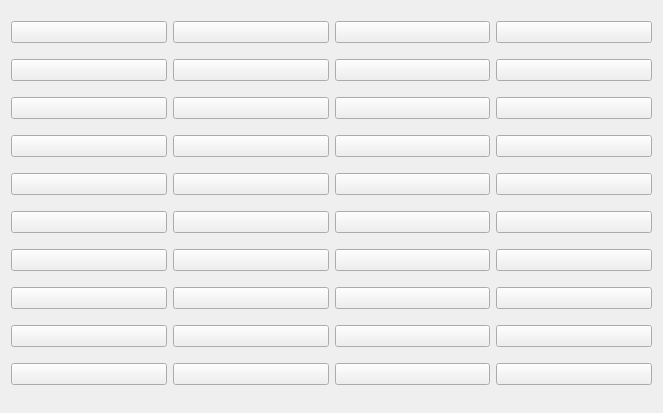
Old version of the form FormTestTool/mainwindow.ui in the repository RockyZhong30/MasterUi.
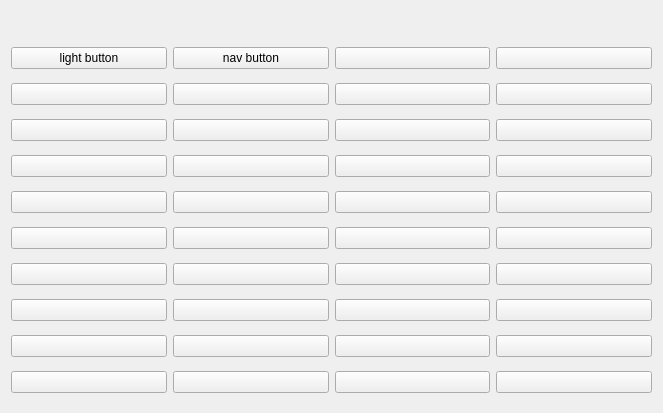
New version of the form.

```diff
--- a/FormTestTool/mainwindow.ui
+++ b/FormTestTool/mainwindow.ui
@@ -15,286 +15,299 @@
   </property>
   <widget class="QWidget" name="centralWidget">
    <layout class="QGridLayout" name="gridLayout">
-    <item row="0" column="5">
+    <item row="1" column="3">
      <widget class="QPushButton" name="pushButton_3">
       <property name="text">
        <string/>
       </property>
      </widget>
     </item>
-    <item row="1" column="4">
-     <widget class="QPushButton" name="pushButton_6">
+    <item row="10" column="3">
+     <widget class="QPushButton" name="pushButton_38">
       <property name="text">
        <string/>
       </property>
      </widget>
     </item>
-    <item row="0" column="4">
-     <widget class="QPushButton" name="pushButton_2">
-      <property name="text">
-       <string/>
-      </property>
-     </widget>
-    </item>
-    <item row="2" column="4">
-     <widget class="QPushButton" name="pushButton_10">
+    <item row="2" column="1">
+     <widget class="QPushButton" name="pushButton_5">
       <property name="text">
        <string/>
       </property>
      </widget>
     </item>
     <item row="2" column="0">
+     <widget class="QPushButton" name="pushButton_4">
+      <property name="text">
+       <string/>
+      </property>
+     </widget>
+    </item>
+    <item row="7" column="1">
+     <widget class="QPushButton" name="pushButton_24">
+      <property name="text">
+       <string/>
+      </property>
+     </widget>
+    </item>
+    <item row="3" column="1">
+     <widget class="QPushButton" name="pushButton_9">
+      <property name="text">
+       <string/>
+      </property>
+     </widget>
+    </item>
+    <item row="7" column="3">
+     <widget class="QPushButton" name="pushButton_26">
+      <property name="text">
+       <string/>
+      </property>
+     </widget>
+    </item>
+    <item row="12" column="1">
+     <widget class="QPushButton" name="pushButton_37">
+      <property name="text">
+       <string/>
+      </property>
+     </widget>
+    </item>
+    <item row="10" column="0">
+     <widget class="QPushButton" name="pushButton_27">
+      <property name="text">
+       <string/>
+      </property>
+     </widget>
+    </item>
+    <item row="3" column="0">
      <widget class="QPushButton" name="pushButton_8">
       <property name="text">
        <string/>
       </property>
      </widget>
     </item>
-    <item row="4" column="5">
+    <item row="4" column="0">
+     <widget class="QPushButton" name="pushButton_12">
+      <property name="text">
+       <string/>
+      </property>
+     </widget>
+    </item>
+    <item row="4" column="1">
+     <widget class="QPushButton" name="pushButton_13">
+      <property name="text">
+       <string/>
+      </property>
+     </widget>
+    </item>
+    <item row="5" column="0">
+     <widget class="QPushButton" name="pushButton_15">
+      <property name="text">
+       <string/>
+      </property>
+     </widget>
+    </item>
+    <item row="1" column="0">
+     <widget class="QPushButton" name="pushButton">
+      <property name="text">
+       <string>light button</string>
+      </property>
+     </widget>
+    </item>
+    <item row="10" column="1">
+     <widget class="QPushButton" name="pushButton_32">
+      <property name="text">
+       <string/>
+      </property>
+     </widget>
+    </item>
+    <item row="5" column="3">
      <widget class="QPushButton" name="pushButton_18">
       <property name="text">
        <string/>
       </property>
      </widget>
     </item>
-    <item row="6" column="4">
-     <widget class="QPushButton" name="pushButton_25">
-      <property name="text">
-       <string/>
-      </property>
-     </widget>
-    </item>
-    <item row="5" column="5">
-     <widget class="QPushButton" name="pushButton_22">
-      <property name="text">
-       <string/>
-      </property>
-     </widget>
-    </item>
-    <item row="5" column="2">
+    <item row="6" column="1">
      <widget class="QPushButton" name="pushButton_20">
       <property name="text">
        <string/>
       </property>
      </widget>
     </item>
+    <item row="12" column="0">
+     <widget class="QPushButton" name="pushButton_35">
+      <property name="text">
+       <string/>
+      </property>
+     </widget>
+    </item>
+    <item row="4" column="2">
+     <widget class="QPushButton" name="pushButton_14">
+      <property name="text">
+       <string/>
+      </property>
+     </widget>
+    </item>
+    <item row="10" column="2">
+     <widget class="QPushButton" name="pushButton_33">
+      <property name="text">
+       <string/>
+      </property>
+     </widget>
+    </item>
+    <item row="5" column="2">
+     <widget class="QPushButton" name="pushButton_17">
+      <property name="text">
+       <string/>
+      </property>
+     </widget>
+    </item>
+    <item row="3" column="2">
+     <widget class="QPushButton" name="pushButton_10">
+      <property name="text">
+       <string/>
+      </property>
+     </widget>
+    </item>
     <item row="6" column="0">
+     <widget class="QPushButton" name="pushButton_19">
+      <property name="text">
+       <string/>
+      </property>
+     </widget>
+    </item>
+    <item row="7" column="0">
      <widget class="QPushButton" name="pushButton_23">
       <property name="text">
        <string/>
       </property>
      </widget>
     </item>
-    <item row="6" column="5">
-     <widget class="QPushButton" name="pushButton_26">
+    <item row="8" column="3">
+     <widget class="QPushButton" name="pushButton_28">
+      <property name="text">
+       <string/>
+      </property>
+     </widget>
+    </item>
+    <item row="2" column="2">
+     <widget class="QPushButton" name="pushButton_6">
+      <property name="text">
+       <string/>
+      </property>
+     </widget>
+    </item>
+    <item row="4" column="3">
+     <widget class="QPushButton" name="pushButton_29">
+      <property name="text">
+       <string/>
+      </property>
+     </widget>
+    </item>
+    <item row="8" column="2">
+     <widget class="QPushButton" name="pushButton_30">
+      <property name="text">
+       <string/>
+      </property>
+     </widget>
+    </item>
+    <item row="2" column="3">
+     <widget class="QPushButton" name="pushButton_7">
       <property name="text">
        <string/>
       </property>
      </widget>
     </item>
     <item row="6" column="2">
-     <widget class="QPushButton" name="pushButton_24">
-      <property name="text">
-       <string/>
-      </property>
-     </widget>
-    </item>
-    <item row="4" column="2">
-     <widget class="QPushButton" name="pushButton_16">
-      <property name="text">
-       <string/>
-      </property>
-     </widget>
-    </item>
-    <item row="5" column="4">
      <widget class="QPushButton" name="pushButton_21">
       <property name="text">
        <string/>
       </property>
      </widget>
     </item>
-    <item row="4" column="0">
-     <widget class="QPushButton" name="pushButton_15">
+    <item row="8" column="0">
+     <widget class="QPushButton" name="pushButton_39">
       <property name="text">
        <string/>
       </property>
      </widget>
     </item>
-    <item row="4" column="4">
-     <widget class="QPushButton" name="pushButton_17">
-      <property name="text">
-       <string/>
-      </property>
-     </widget>
-    </item>
-    <item row="3" column="5">
-     <widget class="QPushButton" name="pushButton_29">
-      <property name="text">
-       <string/>
-      </property>
-     </widget>
-    </item>
-    <item row="5" column="0">
-     <widget class="QPushButton" name="pushButton_19">
-      <property name="text">
-       <string/>
-      </property>
-     </widget>
-    </item>
-    <item row="2" column="5">
+    <item row="3" column="3">
      <widget class="QPushButton" name="pushButton_11">
       <property name="text">
        <string/>
       </property>
      </widget>
     </item>
-    <item row="2" column="2">
-     <widget class="QPushButton" name="pushButton_9">
-      <property name="text">
-       <string/>
-      </property>
-     </widget>
-    </item>
-    <item row="0" column="0">
-     <widget class="QPushButton" name="pushButton">
-      <property name="text">
-       <string/>
-      </property>
-     </widget>
-    </item>
     <item row="1" column="2">
-     <widget class="QPushButton" name="pushButton_5">
+     <widget class="QPushButton" name="pushButton_2">
       <property name="text">
        <string/>
       </property>
      </widget>
     </item>
-    <item row="3" column="0">
-     <widget class="QPushButton" name="pushButton_12">
-      <property name="text">
-       <string/>
-      </property>
-     </widget>
-    </item>
-    <item row="1" column="5">
-     <widget class="QPushButton" name="pushButton_7">
-      <property name="text">
-       <string/>
-      </property>
-     </widget>
-    </item>
-    <item row="0" column="2">
+    <item row="1" column="1">
      <widget class="QPushButton" name="pushButton_1">
       <property name="text">
-       <string/>
+       <string>nav button</string>
       </property>
      </widget>
     </item>
-    <item row="3" column="2">
-     <widget class="QPushButton" name="pushButton_13">
-      <property name="text">
-       <string/>
-      </property>
-     </widget>
-    </item>
-    <item row="3" column="4">
-     <widget class="QPushButton" name="pushButton_14">
-      <property name="text">
-       <string/>
-      </property>
-     </widget>
-    </item>
-    <item row="1" column="0">
-     <widget class="QPushButton" name="pushButton_4">
-      <property name="text">
-       <string/>
-      </property>
-     </widget>
-    </item>
-    <item row="7" column="0">
-     <widget class="QPushButton" name="pushButton_39">
-      <property name="text">
-       <string/>
-      </property>
-     </widget>
-    </item>
-    <item row="7" column="2">
+    <item row="8" column="1">
      <widget class="QPushButton" name="pushButton_31">
       <property name="text">
        <string/>
       </property>
      </widget>
     </item>
-    <item row="7" column="4">
-     <widget class="QPushButton" name="pushButton_30">
+    <item row="5" column="1">
+     <widget class="QPushButton" name="pushButton_16">
       <property name="text">
        <string/>
       </property>
      </widget>
     </item>
-    <item row="7" column="5">
-     <widget class="QPushButton" name="pushButton_28">
-      <property name="text">
-       <string/>
-      </property>
-     </widget>
-    </item>
-    <item row="9" column="0">
-     <widget class="QPushButton" name="pushButton_27">
-      <property name="text">
-       <string/>
-      </property>
-     </widget>
-    </item>
-    <item row="9" column="2">
-     <widget class="QPushButton" name="pushButton_32">
-      <property name="text">
-       <string/>
-      </property>
-     </widget>
-    </item>
-    <item row="9" column="4">
-     <widget class="QPushButton" name="pushButton_33">
-      <property name="text">
-       <string/>
-      </property>
-     </widget>
-    </item>
-    <item row="11" column="0">
-     <widget class="QPushButton" name="pushButton_35">
-      <property name="text">
-       <string/>
-      </property>
-     </widget>
-    </item>
-    <item row="9" column="5">
-     <widget class="QPushButton" name="pushButton_38">
-      <property name="text">
-       <string/>
-      </property>
-     </widget>
-    </item>
-    <item row="11" column="2">
-     <widget class="QPushButton" name="pushButton_37">
-      <property name="text">
-       <string/>
-      </property>
-     </widget>
-    </item>
-    <item row="11" column="4">
-     <widget class="QPushButton" name="pushButton_36">
-      <property name="text">
-       <string/>
-      </property>
-     </widget>
-    </item>
-    <item row="11" column="5">
+    <item row="12" column="3">
      <widget class="QPushButton" name="pushButton_34">
       <property name="text">
        <string/>
       </property>
      </widget>
     </item>
+    <item row="12" column="2">
+     <widget class="QPushButton" name="pushButton_36">
+      <property name="text">
+       <string/>
+      </property>
+     </widget>
+    </item>
+    <item row="6" column="3">
+     <widget class="QPushButton" name="pushButton_22">
+      <property name="text">
+       <string/>
+      </property>
+     </widget>
+    </item>
+    <item row="7" column="2">
+     <widget class="QPushButton" name="pushButton_25">
+      <property name="text">
+       <string/>
+      </property>
+     </widget>
+    </item>
+    <item row="0" column="0">
+     <widget class="QLabel" name="label_icon">
+      <property name="sizePolicy">
+       <sizepolicy hsizetype="Minimum" vsizetype="Fixed">
+        <horstretch>0</horstretch>
+        <verstretch>0</verstretch>
+       </sizepolicy>
+      </property>
+      <property name="text">
+       <string/>
+      </property>
+     </widget>
+    </item>
    </layout>
   </widget>
  </widget>
```
